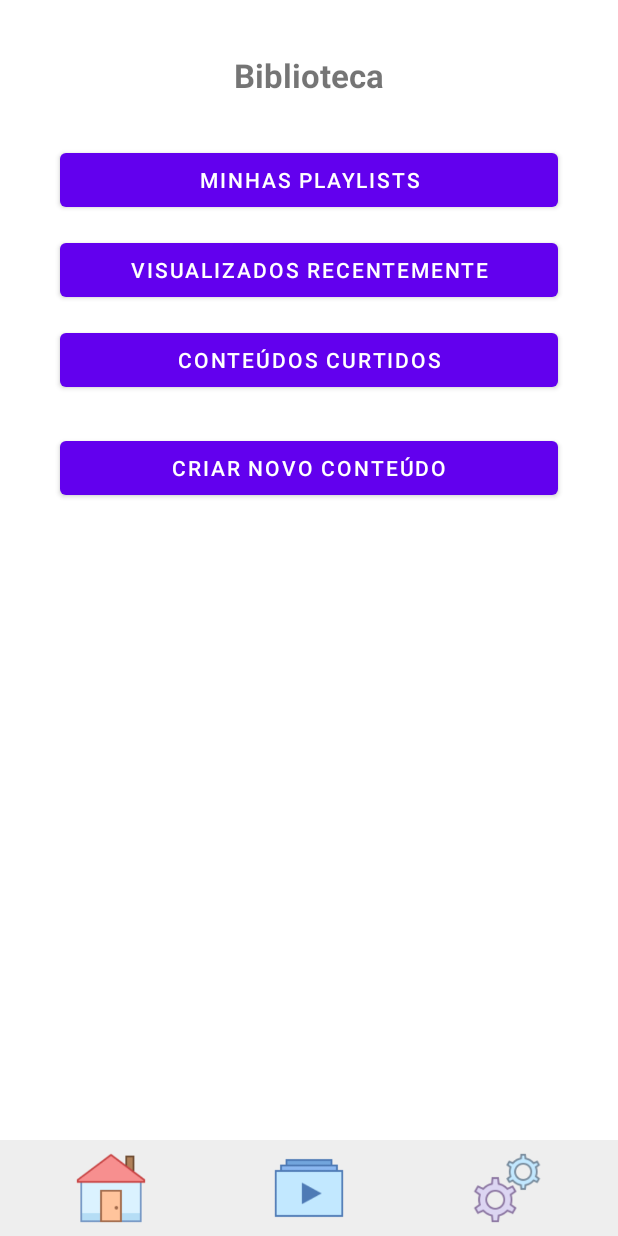
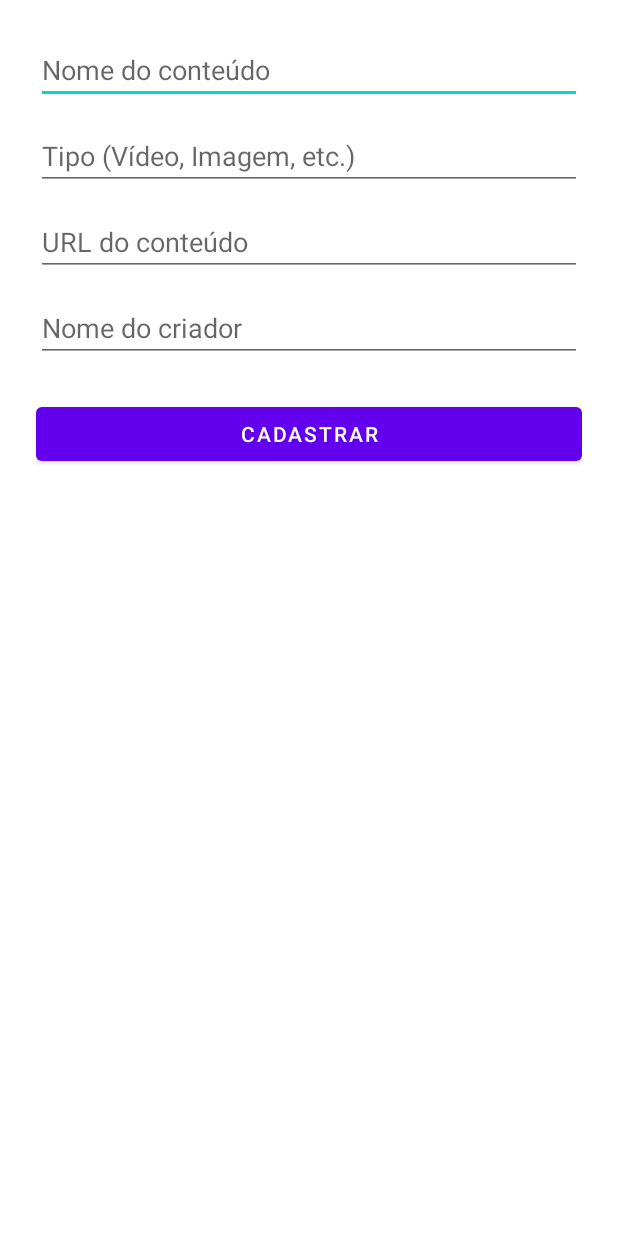
Before and after one commit to DevViniNine/Unip-PIM-VIII, an Android app: the BibliotecaActivity screen opened directly, with no data from a screen before it, after a tap on "CRIAR NOVO CONTEÚDO", on a phone screen of 412 x 824 dp. Run offline under Robolectric (Android 15) with nearby library versions, the phone set to English and light mode, and no system bars.

Commit message:
upload, conteudo

```diff
--- a/StreamingApp/app/src/main/AndroidManifest.xml
+++ b/StreamingApp/app/src/main/AndroidManifest.xml
@@ -15,6 +15,9 @@
         android:supportsRtl="true"
         android:theme="@style/Theme.StreamingApp"
         tools:targetApi="31">
+        <activity
+            android:name=".CriarConteudoActivity"
+            android:exported="false" />
         <activity
             android:name=".AdminActivity"
             android:exported="false" />
--- a/StreamingApp/app/src/main/java/com/pim/streamingapp/AdminActivity.java
+++ b/StreamingApp/app/src/main/java/com/pim/streamingapp/AdminActivity.java
@@ -13,8 +13,10 @@ public class AdminActivity extends AppCompatActivity {
     @Override
     protected void onCreate(Bundle savedInstanceState) {
         super.onCreate(savedInstanceState);
+        BottomBarUtil.configurarBotoesBarraInferior(this);
         EdgeToEdge.enable(this);
         setContentView(R.layout.activity_admin);
+        BottomBarUtil.configurarBotoesBarraInferior(this);
         ViewCompat.setOnApplyWindowInsetsListener(findViewById(R.id.main), (v, insets) -> {
             Insets systemBars = insets.getInsets(WindowInsetsCompat.Type.systemBars());
             v.setPadding(systemBars.left, systemBars.top, systemBars.right, systemBars.bottom);
--- a/StreamingApp/app/src/main/java/com/pim/streamingapp/ApiService.java
+++ b/StreamingApp/app/src/main/java/com/pim/streamingapp/ApiService.java
@@ -86,7 +86,13 @@ public interface ApiService {
     @GET("api/Visualizacao/ultimos")
     Call<RespostaVisualizacaoDTO> listarVisualizacoesRecentes();
 
-    @GET("/api/Curtida/curtidos")
+    @GET("api/Curtida/curtidos")
     Call<RespostaCurtidosDTO> listarCurtidos();
 
+    @GET("api/Usuario/{id}")
+    Call<UsuarioDTO> getUsuarioPorId(@Path("id") int id);
+
+    @POST("api/Conteudo/cadastrar")
+    Call<Void> cadastrarConteudo(@Body Conteudo conteudo);
+
 }
--- a/StreamingApp/app/src/main/java/com/pim/streamingapp/BibliotecaActivity.java
+++ b/StreamingApp/app/src/main/java/com/pim/streamingapp/BibliotecaActivity.java
@@ -17,19 +17,10 @@ public class BibliotecaActivity extends AppCompatActivity {
         Button btnVisualizados = findViewById(R.id.btnVisualizados);
         Button btnCurtidos = findViewById(R.id.btnCurtidos);
         Button btnCriar = findViewById(R.id.btnCriarConteudo);
-        ImageButton btnInicio = findViewById(R.id.btnInicio);
+      //  ImageButton btnInicio = findViewById(R.id.btnInicio);
+        BottomBarUtil.configurarBotoesBarraInferior(this);
 
-        btnInicio.setOnClickListener(v -> {
-            Intent intent = new Intent(this, MainActivity.class);
-            intent.addFlags(Intent.FLAG_ACTIVITY_CLEAR_TOP | Intent.FLAG_ACTIVITY_SINGLE_TOP);
-            startActivity(intent);
-            finish();
-        });
 
-        ImageButton btnBiblioteca = findViewById(R.id.btnBiblioteca);
-        btnBiblioteca.setOnClickListener(v -> {
-            Toast.makeText(this, "Você já está na tela Biblioteca.", Toast.LENGTH_SHORT).show();
-        });
 
         Button btnMinhasPlaylists = findViewById(R.id.btnMinhasPlaylists);
         btnMinhasPlaylists.setOnClickListener(v -> {
@@ -48,7 +39,7 @@ public class BibliotecaActivity extends AppCompatActivity {
         });
 
         btnCriar.setOnClickListener(v -> {
-            // TODO: abrir criação de conteúdo
+            startActivity(new Intent(this, CriarConteudoActivity.class));
         });
     }
 }
--- /dev/null
+++ b/StreamingApp/app/src/main/java/com/pim/streamingapp/CriarConteudoActivity.java
@@ -0,0 +1,71 @@
+package com.pim.streamingapp;
+
+import android.os.Bundle;
+import android.widget.*;
+import androidx.appcompat.app.AppCompatActivity;
+
+import com.pim.streamingapp.model.Conteudo;
+
+import retrofit2.Call;
+import retrofit2.Callback;
+import retrofit2.Response;
+
+public class CriarConteudoActivity extends AppCompatActivity {
+    private EditText edtNome, edtUrl, edtTipo, edtNomeCriador;
+    private Button btnCadastrar;
+
+    @Override
+    protected void onCreate(Bundle savedInstanceState) {
+        super.onCreate(savedInstanceState);
+        setContentView(R.layout.activity_criar_conteudo);
+
+        edtNome = findViewById(R.id.edtNomeConteudo);
+        edtTipo = findViewById(R.id.edtTipoConteudo);
+        edtUrl = findViewById(R.id.edtUrlConteudo);
+        edtNomeCriador = findViewById(R.id.edtNomeCriador);
+        btnCadastrar = findViewById(R.id.btnCadastrarConteudo);
+
+        // Preencher nome do criador automaticamente se quiser:
+        SessionManager session = new SessionManager(this);
+        String nomeUsuario = session.getUsuarioNome();
+        if (nomeUsuario != null) {
+            edtNomeCriador.setText(nomeUsuario);
+        }
+
+        btnCadastrar.setOnClickListener(v -> {
+            String nome = edtNome.getText().toString().trim();
+            String tipo = edtTipo.getText().toString().trim();
+            String url = edtUrl.getText().toString().trim();
+            String nomeCriador = edtNomeCriador.getText().toString().trim();
+
+            if (nome.isEmpty() || tipo.isEmpty() || url.isEmpty() || nomeCriador.isEmpty()) {
+                Toast.makeText(this, "Preencha todos os campos!", Toast.LENGTH_SHORT).show();
+                return;
+            }
+
+            Conteudo conteudo = new Conteudo();
+            conteudo.nome = nome;
+            conteudo.tipo = tipo;
+            conteudo.url = url;
+            conteudo.nomeCriador = nomeCriador; // ajuste se o seu model precisar
+
+            ApiService api = RetrofitClient.getApiService(this);
+            api.cadastrarConteudo(conteudo).enqueue(new Callback<Void>() {
+                @Override
+                public void onResponse(Call<Void> call, Response<Void> response) {
+                    if (response.isSuccessful()) {
+                        Toast.makeText(CriarConteudoActivity.this, "Conteúdo cadastrado!", Toast.LENGTH_SHORT).show();
+                        finish(); // Fecha a tela
+                    } else {
+                        Toast.makeText(CriarConteudoActivity.this, "Erro ao cadastrar conteúdo", Toast.LENGTH_SHORT).show();
+                    }
+                }
+
+                @Override
+                public void onFailure(Call<Void> call, Throwable t) {
+                    Toast.makeText(CriarConteudoActivity.this, "Erro de conexão: " + t.getMessage(), Toast.LENGTH_SHORT).show();
+                }
+            });
+        });
+    }
+}
--- a/StreamingApp/app/src/main/java/com/pim/streamingapp/LoginActivity.java
+++ b/StreamingApp/app/src/main/java/com/pim/streamingapp/LoginActivity.java
@@ -3,12 +3,14 @@ package com.pim.streamingapp;
 import android.content.Intent;
 import android.os.Bundle;
 import android.text.TextUtils;
+import android.util.Log;
 import android.widget.Button;
 import android.widget.EditText;
 import android.widget.TextView;
 import android.widget.Toast;
 import androidx.appcompat.app.AppCompatActivity;
 
+import com.google.gson.Gson;
 import com.pim.streamingapp.model.LoginRequest;
 import com.pim.streamingapp.model.LoginResponse;
 import com.pim.streamingapp.model.UsuarioDTO;
@@ -67,11 +69,15 @@ public class LoginActivity extends AppCompatActivity {
 
                     // Agora buscar o ID do usuário pelo e-mail
                     ApiService apiInterna = RetrofitClient.getApiService(LoginActivity.this);
+                    Log.d("DEBUG_PERFIL", "Valor do admin LoginActivity: " + session.getUsuarioAdmin());
+                    session.salvarUsuarioAdmin(response.body().admin);
                     apiInterna.getUsuarioPorEmail(email).enqueue(new Callback<UsuarioDTO>() {
                         @Override
                         public void onResponse(Call<UsuarioDTO> call, Response<UsuarioDTO> response) {
+                            Log.d("DEBUG", "Resposta: " + new Gson().toJson(response.body()));
                             if (response.isSuccessful() && response.body() != null) {
                                 session.salvarUsuarioId(response.body().id);
+
 
 
                                 session.salvarUsuarioId(response.body().id);
--- a/StreamingApp/app/src/main/java/com/pim/streamingapp/model/Conteudo.java
+++ b/StreamingApp/app/src/main/java/com/pim/streamingapp/model/Conteudo.java
@@ -9,4 +9,5 @@ public class Conteudo {
     public String nomeCriador;
     public int criadorID;
     public String criador;
+
 }
--- a/StreamingApp/app/src/main/java/com/pim/streamingapp/model/LoginResponse.java
+++ b/StreamingApp/app/src/main/java/com/pim/streamingapp/model/LoginResponse.java
@@ -2,4 +2,5 @@ package com.pim.streamingapp.model;
 
 public class LoginResponse {
     public String token;
+    public int admin;
 }
--- /dev/null
+++ b/StreamingApp/app/src/main/res/layout/activity_criar_conteudo.xml
@@ -0,0 +1,40 @@
+<LinearLayout xmlns:android="http://schemas.android.com/apk/res/android"
+    android:orientation="vertical"
+    android:padding="24dp"
+    android:layout_width="match_parent"
+    android:layout_height="match_parent">
+
+    <EditText
+        android:id="@+id/edtNomeConteudo"
+        android:layout_width="match_parent"
+        android:layout_height="wrap_content"
+        android:hint="Nome do conteúdo"
+        android:layout_marginBottom="12dp" />
+
+    <EditText
+        android:id="@+id/edtTipoConteudo"
+        android:layout_width="match_parent"
+        android:layout_height="wrap_content"
+        android:hint="Tipo (Vídeo, Imagem, etc.)"
+        android:layout_marginBottom="12dp" />
+
+    <EditText
+        android:id="@+id/edtUrlConteudo"
+        android:layout_width="match_parent"
+        android:layout_height="wrap_content"
+        android:hint="URL do conteúdo"
+        android:layout_marginBottom="12dp" />
+
+    <EditText
+        android:id="@+id/edtNomeCriador"
+        android:layout_width="match_parent"
+        android:layout_height="wrap_content"
+        android:hint="Nome do criador"
+        android:layout_marginBottom="24dp" />
+
+    <Button
+        android:id="@+id/btnCadastrarConteudo"
+        android:layout_width="match_parent"
+        android:layout_height="wrap_content"
+        android:text="Cadastrar" />
+</LinearLayout>
--- a/StreamingApp/app/src/main/res/layout/activity_visualizacoes_recentes.xml
+++ b/StreamingApp/app/src/main/res/layout/activity_visualizacoes_recentes.xml
@@ -4,7 +4,8 @@
     android:layout_width="match_parent"
     android:layout_height="match_parent"
     android:background="@android:color/white"
-    android:orientation="vertical">
+    android:orientation="vertical"
+    android:fitsSystemWindows="true">
 
     <!-- Título -->
     <TextView
```
Also changed, not shown: StreamingApp/app/src/main/java/com/pim/streamingapp/PerfilActivity.java (+35 -15 lines), StreamingApp/app/src/main/java/com/pim/streamingapp/SessionManager.java (+10 -0 lines), StreamingApp/app/src/main/res/layout/activity_admin.xml (+39 -6 lines), StreamingApp/app/src/main/res/layout/activity_curtidos.xml (+12 -5 lines), StreamingApp/app/src/main/res/layout/activity_perfil.xml (+12 -4 lines), 1 other file.
